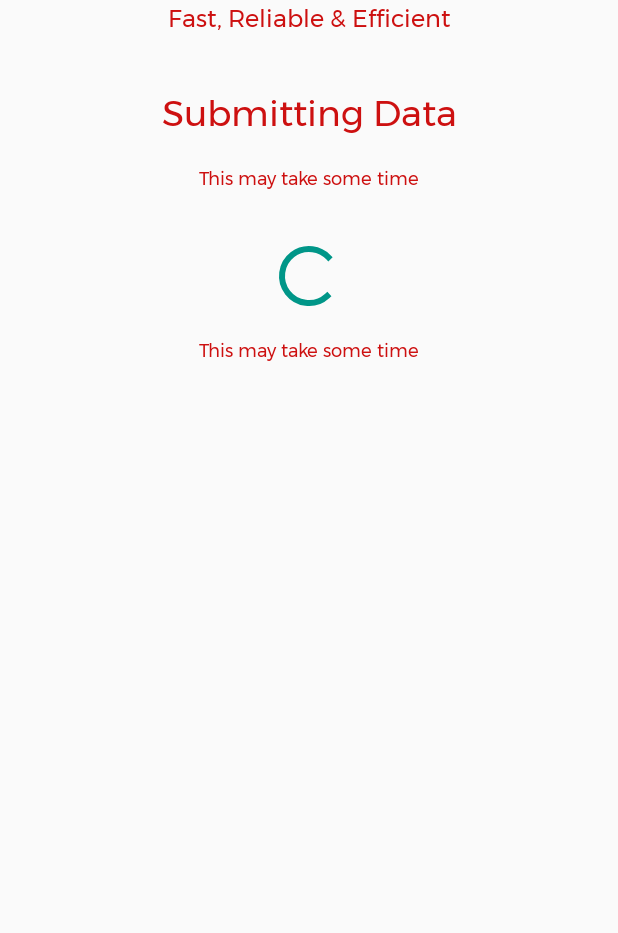
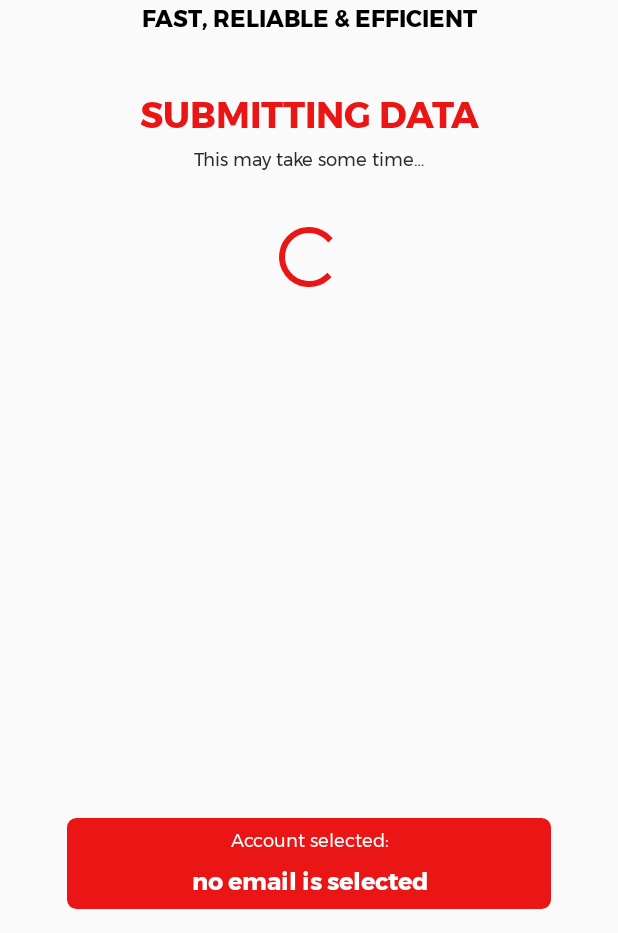
Before and after one commit to josendungu/ABCAutoValuers, an Android app: the SubmittingActivity screen opened directly, with no data from a screen before it, on a phone screen of 412 x 824 dp, the part 303-1236 px from its top. Run offline under Robolectric (Android 15) with nearby library versions, the phone set to English and light mode, and no system bars; libraries missing offline, so code that uses them is left out: com.google.api.services; 3 statements that could not run were skipped.

Commit message:
adding login and submitting services

```diff
--- a/app/src/main/AndroidManifest.xml
+++ b/app/src/main/AndroidManifest.xml
@@ -25,7 +25,6 @@
                 android:resource="@xml/fileprovider"/>
         </provider>
 
-        <activity android:name=".ConfirmActivity"/>
         <activity android:name=".SubmittingActivity" />
         <activity android:name=".ValuationActivity" />
         <activity android:name=".DashboardActivity" />
@@ -38,6 +37,7 @@
         </activity>
 
         <service android:name=".SubmittingService"/>
+        <service android:name=".LoginService"/>
     </application>
 
 </manifest>
--- /dev/null
+++ b/app/src/main/res/drawable/ic_baseline_check_24.xml
@@ -0,0 +1,5 @@
+<vector android:height="24dp" android:tint="#FFFFFF"
+    android:viewportHeight="24" android:viewportWidth="24"
+    android:width="24dp" xmlns:android="http://schemas.android.com/apk/res/android">
+    <path android:fillColor="@android:color/white" android:pathData="M9,16.17L4.83,12l-1.42,1.41L9,19 21,7l-1.41,-1.41z"/>
+</vector>
--- a/app/src/main/res/layout/activity_submitting.xml
+++ b/app/src/main/res/layout/activity_submitting.xml
@@ -34,11 +34,9 @@
         android:id="@+id/textViewAccount"
         android:layout_width="0dp"
         android:layout_height="wrap_content"
+        android:text="@string/statement"
         android:textAlignment="center"
-        android:textColor="@color/colorPrimaryDark"
-        android:textSize="16sp"
-        android:fontFamily="@font/montserrat"
-        android:text="@string/statement"
+        android:textAppearance="@style/TextPhrase"
         app:layout_constraintEnd_toStartOf="@+id/guidelineRight"
         app:layout_constraintStart_toStartOf="@+id/guideline"
         app:layout_constraintTop_toBottomOf="@+id/imageView" />
@@ -48,11 +46,10 @@
         android:layout_width="0dp"
         android:layout_height="wrap_content"
         android:layout_marginTop="32dp"
-        android:fontFamily="@font/montserrat"
         android:text="@string/submitting_data"
         android:textAlignment="center"
-        android:textColor="@color/colorPrimaryDark"
-        android:textSize="24sp"
+        android:textAppearance="@style/TextSubmitting"
+        android:textColor="@color/colorPrimary"
         app:layout_constraintEnd_toStartOf="@+id/guidelineRight"
         app:layout_constraintHorizontal_bias="0.0"
         app:layout_constraintStart_toStartOf="@+id/guideline"
@@ -62,11 +59,10 @@
         android:id="@+id/textTime"
         android:layout_width="0dp"
         android:layout_height="wrap_content"
-        android:layout_marginTop="16dp"
         android:fontFamily="@font/montserrat"
         android:text="@string/take_time"
         android:textAlignment="center"
-        android:textColor="@color/colorPrimaryDark"
+        android:textColor="@color/colorGrey"
         android:textSize="12sp"
         app:layout_constraintEnd_toStartOf="@+id/guidelineRight"
         app:layout_constraintStart_toStartOf="@+id/guideline"
@@ -82,18 +78,49 @@
         app:layout_constraintStart_toStartOf="@+id/guideline"
         app:layout_constraintTop_toBottomOf="@+id/textTime" />
 
-    <TextView
-        android:id="@+id/textCurrent"
+
+    <androidx.constraintlayout.widget.ConstraintLayout
         android:layout_width="0dp"
         android:layout_height="wrap_content"
-        android:layout_marginTop="16dp"
-        android:fontFamily="@font/montserrat"
-        android:text="@string/take_time"
-        android:textAlignment="center"
-        android:textColor="@color/colorPrimaryDark"
-        android:textSize="12sp"
+        android:layout_marginStart="10dp"
+        android:layout_marginEnd="10dp"
+        android:layout_marginBottom="16dp"
+        android:background="@drawable/bg_button"
+        app:layout_constraintBottom_toBottomOf="parent"
         app:layout_constraintEnd_toStartOf="@+id/guidelineRight"
-        app:layout_constraintStart_toStartOf="@+id/guideline"
-        app:layout_constraintTop_toBottomOf="@+id/progressBar" />
+        app:layout_constraintStart_toStartOf="@+id/guideline">
+
+        <TextView
+            android:id="@+id/accountSelectedText"
+            android:layout_width="0dp"
+            android:layout_height="wrap_content"
+            android:layout_marginTop="5dp"
+            android:fontFamily="@font/montserrat"
+            android:text="@string/account_selected"
+            android:textAlignment="center"
+            android:textColor="@color/colorWhite"
+            android:textSize="12sp"
+            app:layout_constraintEnd_toEndOf="parent"
+            app:layout_constraintStart_toStartOf="parent"
+            app:layout_constraintTop_toTopOf="parent" />
+
+        <TextView
+            android:id="@+id/accountSelected"
+            android:layout_width="0dp"
+            android:layout_height="wrap_content"
+            android:layout_marginTop="5dp"
+            android:layout_marginBottom="5dp"
+            android:fontFamily="@font/montserrat_bold"
+            android:text="@string/sample_mail"
+            android:textAlignment="center"
+            android:textColor="@color/colorWhite"
+            android:textSize="16sp"
+            app:layout_constraintBottom_toBottomOf="parent"
+            app:layout_constraintEnd_toEndOf="parent"
+            app:layout_constraintStart_toStartOf="parent"
+            app:layout_constraintTop_toBottomOf="@+id/accountSelectedText" />
+
+    </androidx.constraintlayout.widget.ConstraintLayout>
+
 
 </androidx.constraintlayout.widget.ConstraintLayout>
--- a/app/src/main/res/values/colors.xml
+++ b/app/src/main/res/values/colors.xml
@@ -1,10 +1,11 @@
 <?xml version="1.0" encoding="utf-8"?>
 <resources>
 
-    <color name="colorPrimary">#EB1313</color>
-    <color name="colorPrimaryDark">#CD1010</color>
-    <color name="colorAccent">#009688</color>
+    <color name="colorPrimary">#EA1515</color>
+    <color name="colorPrimaryDark">#911010</color>
+    <color name="colorAccent">#EA1515</color>
     <color name="colorBlack">#000</color>
+    <color name="colorGrey">#2B2B2B</color>
     <color name="colorSuccess">#3E9141</color>
     <color name="colorWhite">#FFFFFF</color>
 
--- a/app/src/main/res/values/strings.xml
+++ b/app/src/main/res/values/strings.xml
@@ -29,7 +29,7 @@
     <string name="chassis">Chassis</string>
     <string name="submit">Submit</string>
     <string name="submitting_data">Submitting Data</string>
-    <string name="take_time">This may take some time</string>
+    <string name="take_time">This may take some time…</string>
     <string name="there_has_been_an_error_uploading_please_try_again">There has been an error uploading. Please try again!</string>
     <string name="ok">OK</string>
     <string name="error_message"> %1$s photo has not been set</string>
@@ -46,4 +46,11 @@
     <string name="save">Save</string>
     <string name="don_t_save">Don\'t Save</string>
     <string name="server_client_id">569558796081-58p16nqvg72c5n7oemj5fuaonmokbc1a.apps.googleusercontent.com</string>
+    <string name="success">Success</string>
+    <string name="check_image">Check Image</string>
+    <string name="images_were_successfully_uploaded">Images were successfully uploaded.</string>
+    <string name="account_selected">Account selected:</string>
+    <string name="sample_mail">no email is selected</string>
+    <string name="click_to_change">Click to change</string>
+    <string name="proper_account">Make sure that the proper account\'%1$s\' is selected</string>
 </resources>
--- a/app/src/main/res/values/styles.xml
+++ b/app/src/main/res/values/styles.xml
@@ -31,4 +31,22 @@
 
     </style>
 
+
+    <style name="TextPhrase">
+
+        <item name="fontFamily">@font/montserrat_bold</item>
+        <item name="textAllCaps">true</item>
+        <item name="android:textSize">15sp</item>
+        <item name="color">@color/colorBlack</item>
+
+    </style>
+
+    <style name="TextSubmitting">
+
+        <item name="fontFamily">@font/montserrat_bold</item>
+        <item name="textAllCaps">true</item>
+        <item name="android:textSize">24sp</item>
+
+    </style>
+
 </resources>
```
Also changed, not shown: app/src/main/java/com/example/abcautovaluers/ConfirmActivity.kt (deleted, +0 -11 lines), app/src/main/java/com/example/abcautovaluers/Constants.kt (+13 -2 lines), app/src/main/java/com/example/abcautovaluers/DB_con.java (added, +77 -0 lines), app/src/main/java/com/example/abcautovaluers/LoginActivity.kt (+47 -6 lines), app/src/main/java/com/example/abcautovaluers/LoginService.kt (added, +69 -0 lines), app/src/main/java/com/example/abcautovaluers/PopulateAlert.kt (+13 -39 lines), app/src/main/java/com/example/abcautovaluers/SubmittingActivity.kt (+31 -4 lines), app/src/main/java/com/example/abcautovaluers/SubmittingService.kt (+38 -3 lines), app/src/main/res/layout/activity_confirm.xml (deleted, +0 -63 lines), app/src/main/res/layout/alert_success.xml (added, +76 -0 lines), app/src/main/res/layout/pic_confirm.xml (deleted, +0 -66 lines), app/src/main/ic_success-playstore.png (added).
